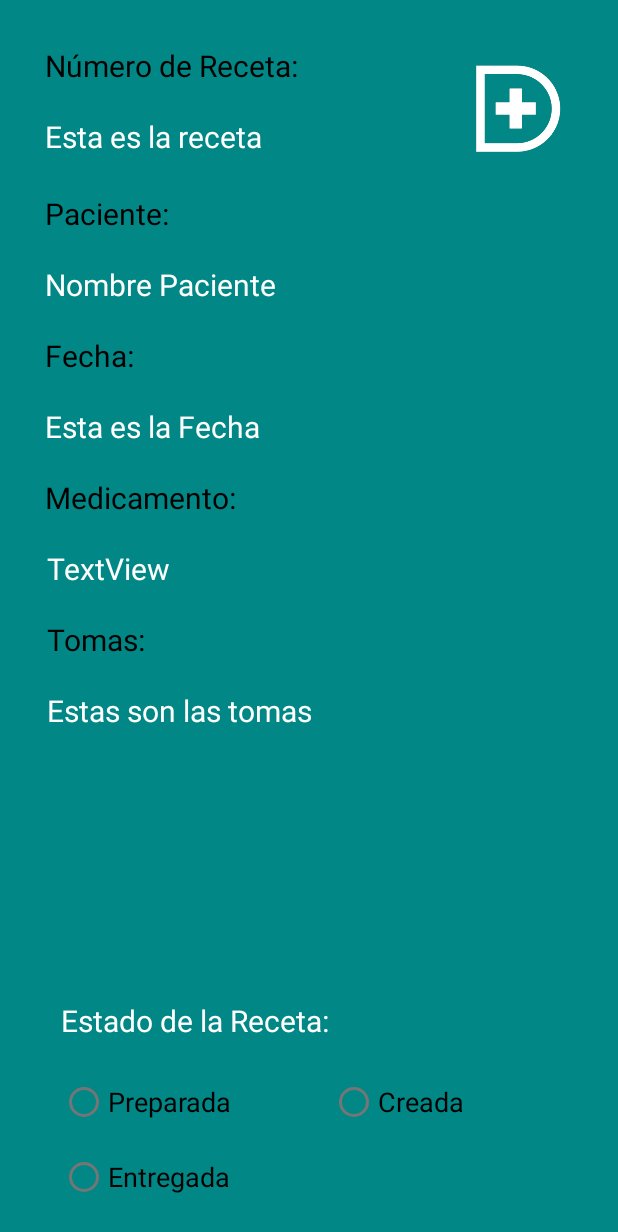
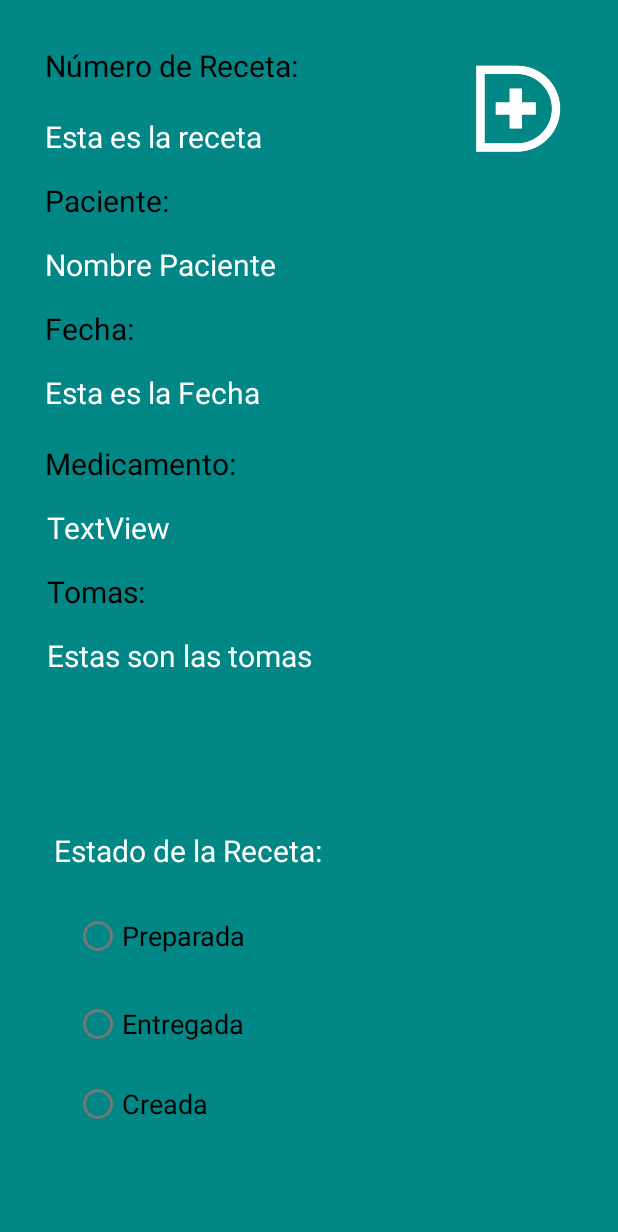
Before and after one commit to ProJoseanvi/DoctorPlusApp, an Android app: the ResultsSearchOtherUsers screen opened directly, with no data from a screen before it, on a phone screen of 412 x 824 dp. Shown: the top 1232 px of the screen. Run offline under Robolectric (Android 15) with nearby library versions, the phone set to English and light mode, and no system bars; 1 statement that could not run was skipped.

Commit message:
Ficheros modificados hasta ahora

```diff
--- a/app/src/main/java/com/example/doctorplus/userInterface/MedicUser.java
+++ b/app/src/main/java/com/example/doctorplus/userInterface/MedicUser.java
@@ -17,7 +17,10 @@ import com.example.doctorplus.common.SharedPreferencesManager;
 
 import java.util.Objects;
 
+
+
 public class MedicUser extends AppCompatActivity implements View.OnClickListener {
+
 
     @Override
     protected void onCreate(Bundle savedInstanceState) {
@@ -38,6 +41,8 @@ public class MedicUser extends AppCompatActivity implements View.OnClickListener
 
         Button buttonBuscarReceta = findViewById(R.id.buttonBuscarReceta);
         buttonBuscarReceta.setOnClickListener(this);
+
+
     }
 
 
--- a/app/src/main/java/com/example/doctorplus/userInterface/ResultsSearchMedic.java
+++ b/app/src/main/java/com/example/doctorplus/userInterface/ResultsSearchMedic.java
@@ -44,6 +44,7 @@ public class ResultsSearchMedic extends AppCompatActivity implements View.OnClic
     TextView tvDate;
     TextView tvMeds;
     TextView tvNumberTomas;
+
     private FloatValueHolder allRecipes;
     Button btnDelReceta;
 
@@ -67,8 +68,8 @@ public class ResultsSearchMedic extends AppCompatActivity implements View.OnClic
         tvNumberTomas = findViewById(R.id.textViewNumberTomas);
         //ImageView ivLogoReverse = findViewById(R.id.imageViewLogoReverse);
         btnDelReceta = findViewById(R.id.buttonDelReceta);
+
         retrofitInit();
-
         getRecipeInfo();
 
         btnDelReceta.setOnClickListener(this::onClick);
--- a/app/src/main/java/com/example/doctorplus/userInterface/ResultsSearchOtherUsers.java
+++ b/app/src/main/java/com/example/doctorplus/userInterface/ResultsSearchOtherUsers.java
@@ -9,6 +9,8 @@ import android.content.Intent;
 import android.os.Bundle;
 import android.view.View;
 import android.widget.ImageView;
+import android.widget.RadioButton;
+import android.widget.RadioGroup;
 import android.widget.TextView;
 import android.widget.Toast;
 
@@ -37,14 +39,15 @@ public class ResultsSearchOtherUsers extends AppCompatActivity {
     TextView tvMeds;
     TextView tvNumberTomas;
 
+    RadioGroup rgEstado;
+
+    RadioButton rbPreparada,rbEntregada,rbCreada;
+    private boolean rbEntregadaPressed;
+
     private void retrofitInit() {
         doctorPlusClient = DoctorPlusClient.getInstance();
         doctorPlusAuthServices = doctorPlusClient.getDoctorPlusIdRecipeRequest();
     }
-
-    private ImageView ivPantallaAnterior;
-
-
 
     @Override
     protected void onCreate(Bundle savedInstanceState) {
@@ -58,17 +61,19 @@ public class ResultsSearchOtherUsers extends AppCompatActivity {
         tvDate = findViewById(R.id.textViewFecha3);
         tvMeds = findViewById(R.id.textViewMed);
         tvNumberTomas = findViewById(R.id.textViewTomas2);
-        ImageView  ivPantallaAnterior = findViewById(R.id.imageViewLogoReverse2);
+        rbPreparada = findViewById(R.id.radioButtonPreparada);
+        rbEntregada = findViewById(R.id.radioButtonEntregada);
+        rbCreada = findViewById(R.id.radioButtonCreada);
+        rgEstado = findViewById(R.id.radioGroupEstado);
+
+        findViews();
         retrofitInit();
-
         getRecipeInfo();
 
-        ivPantallaAnterior = findViewById(R.id.imageViewLogoReverse2);
 
-        findViews();
+        ImageView ivPantallaAnterior = findViewById(R.id.imageViewLogoReverse2);
 
         ivPantallaAnterior.setOnClickListener(this::onClick);
-
 
         ImageView imageViewLogoCreate = findViewById(R.id.imageViewLogoReverse2);
         imageViewLogoCreate.setOnClickListener(v -> {
@@ -76,15 +81,25 @@ public class ResultsSearchOtherUsers extends AppCompatActivity {
             startActivity(intent);
         });
 
+        RadioGroup radioGroup = findViewById(R.id.radioGroupEstado);
+
+        radioGroup.setOnCheckedChangeListener((group, checkedId) -> {
+            rbCreada.setEnabled(checkedId != R.id.radioButtonCreada);
+            rbPreparada.setEnabled(checkedId != R.id.radioButtonPreparada);
+            rbEntregada.setEnabled(checkedId != R.id.radioButtonCreada);
+        });
+
+    }
+
+
+
+    private void onClick(View view) {
     }
 
     private void findViews() {
 
     }
 
-    private void onClick(View view) {
-
-    }
 
     private void getRecipeInfo() {
         String recipeIdSelected = SharedPreferencesManager.getSomeStringValue(RECIPE_ID);
@@ -119,5 +134,6 @@ public class ResultsSearchOtherUsers extends AppCompatActivity {
         });
 
 
-        }
     }
+
+    }
--- a/app/src/main/java/com/example/doctorplus/userInterface/Search.java
+++ b/app/src/main/java/com/example/doctorplus/userInterface/Search.java
@@ -93,8 +93,15 @@ public class Search extends AppCompatActivity implements View.OnClickListener {
 
         ImageView imageViewLogoRewind = findViewById(R.id.imageViewLogoRewind);
         imageViewLogoRewind.setOnClickListener(v -> {
-            Intent intent = new Intent(Search.this, MedicUser.class);
+            Intent intent;
+            String role =  SharedPreferencesManager.getSomeStringValue(Constantes.USER_ROLE);
+            if(ROLE_MEDIC.equals(role)) {
+                intent = new Intent(this, MedicUser.class);
+            }else{// if(ROLE_OTHERS.equals(role))
+                intent = new Intent(this, OtherUsers.class);
+            }
             startActivity(intent);
+            finish();
         });
 
 
--- a/app/src/main/res/layout/medic_user.xml
+++ b/app/src/main/res/layout/medic_user.xml
@@ -54,7 +54,7 @@
         tools:ignore="VisualLintButtonSize" />
 
     <ImageView
-        android:id="@+id/imageView"
+        android:id="@+id/imageViewBigLogo"
         android:layout_width="259dp"
         android:layout_height="115dp"
         android:layout_marginTop="20dp"
--- a/app/src/main/res/layout/results_search_other_users.xml
+++ b/app/src/main/res/layout/results_search_other_users.xml
@@ -53,7 +53,7 @@
         android:id="@+id/textViewPaciente2"
         android:layout_width="wrap_content"
         android:layout_height="wrap_content"
-        android:layout_marginTop="24dp"
+        android:layout_marginTop="15dp"
         android:text="@string/TextViewPaciente4"
         android:textColor="@color/black"
         android:textSize="20sp"
@@ -66,7 +66,7 @@
         android:id="@+id/textViewNombrePaciente"
         android:layout_width="wrap_content"
         android:layout_height="wrap_content"
-        android:layout_marginTop="20dp"
+        android:layout_marginTop="15dp"
         android:text="@string/TextViewNombrePaciente"
         android:textColor="@color/white"
         android:textSize="20sp"
@@ -79,7 +79,7 @@
         android:id="@+id/textViewFecha2"
         android:layout_width="wrap_content"
         android:layout_height="wrap_content"
-        android:layout_marginTop="20dp"
+        android:layout_marginTop="15dp"
         android:text="@string/TextViewFecha2"
         android:textColor="@color/design_default_color_on_secondary"
         android:textSize="20sp"
@@ -92,7 +92,7 @@
         android:id="@+id/textViewFecha3"
         android:layout_width="wrap_content"
         android:layout_height="wrap_content"
-        android:layout_marginTop="20dp"
+        android:layout_marginTop="15dp"
         android:text="@string/TextViewFecha3"
         android:textColor="@color/white"
         android:textSize="20sp"
@@ -118,7 +118,7 @@
         android:id="@+id/textViewMed"
         android:layout_width="wrap_content"
         android:layout_height="wrap_content"
-        android:layout_marginTop="20dp"
+        android:layout_marginTop="15dp"
         android:text="TextView"
         android:textColor="@color/white"
         android:textSize="20sp"
@@ -132,7 +132,7 @@
         android:id="@+id/textViewTomas"
         android:layout_width="wrap_content"
         android:layout_height="wrap_content"
-        android:layout_marginTop="20dp"
+        android:layout_marginTop="15dp"
         android:text="@string/TextViewTomas2"
         android:textColor="@color/black"
         android:textSize="20sp"
@@ -145,7 +145,7 @@
         android:id="@+id/textViewTomas2"
         android:layout_width="wrap_content"
         android:layout_height="wrap_content"
-        android:layout_marginTop="20dp"
+        android:layout_marginTop="15dp"
         android:text="@string/TextViewTomas3"
         android:textColor="@color/white"
         android:textSize="20sp"
@@ -158,56 +158,75 @@
         android:id="@+id/textViewEstado"
         android:layout_width="wrap_content"
         android:layout_height="wrap_content"
-        android:layout_marginBottom="130dp"
+        android:layout_marginTop="310dp"
         android:text="@string/EstadoReceta2"
         android:textColor="@color/design_default_color_surface"
         android:textSize="20sp"
         app:layout_constraintBottom_toBottomOf="parent"
         app:layout_constraintEnd_toEndOf="parent"
-        app:layout_constraintHorizontal_bias="0.174"
+        app:layout_constraintHorizontal_bias="0.155"
+        app:layout_constraintStart_toStartOf="parent"
+        app:layout_constraintTop_toTopOf="parent" />
+
+    <RadioGroup
+        android:id="@+id/radioGroupEstado"
+        android:layout_width="385dp"
+        android:layout_height="160dp"
+        android:layout_marginStart="40dp"
+        android:layout_marginTop="545dp"
+        android:layout_marginEnd="220dp"
+        android:layout_marginBottom="10dp"
+        android:orientation="vertical"
+        app:layout_constraintBottom_toBottomOf="parent"
+        app:layout_constraintEnd_toEndOf="parent"
+        app:layout_constraintHorizontal_bias="0.089"
+        app:layout_constraintStart_toStartOf="parent"
+        app:layout_constraintTop_toTopOf="parent">
+
+
+        <RadioButton
+            android:id="@+id/radioButtonPreparada"
+            android:layout_width="160dp"
+            android:layout_height="48dp"
+            android:layout_marginStart="30dp"
+            android:layout_marginEnd="190dp"
+            android:layout_marginBottom="5dp"
+            android:text="@string/rbPrep"
+            android:textSize="18sp"
+            app:layout_constraintBottom_toTopOf="@+id/radioButtonEntregada"
+            app:layout_constraintEnd_toEndOf="parent"
             app:layout_constraintStart_toStartOf="parent" />
 
         <RadioButton
-        android:id="@+id/radioButtonPreparada"
-        android:layout_width="0dp"
-        android:layout_height="wrap_content"
-        android:layout_marginStart="40dp"
-        android:layout_marginEnd="220dp"
-        android:layout_marginBottom="65dp"
-        android:text="@string/rbPrep"
-        android:textSize="18sp"
-        app:layout_constraintBottom_toBottomOf="parent"
-        app:layout_constraintEnd_toEndOf="parent"
-        app:layout_constraintHorizontal_bias="0.0"
-        app:layout_constraintStart_toStartOf="parent"
-        tools:ignore="VisualLintButtonSize,VisualLintOverlap" />
-
-    <RadioButton
             android:id="@+id/radioButtonEntregada"
-        android:layout_width="0dp"
-        android:layout_height="wrap_content"
-        android:layout_marginStart="40dp"
-        android:layout_marginEnd="220dp"
-        android:layout_marginBottom="15dp"
+            android:layout_width="160dp"
+            android:layout_height="48dp"
+            android:layout_marginStart="30dp"
+            android:layout_marginTop="5dp"
+            android:layout_marginEnd="190dp"
             android:text="@string/rbEntregada"
             android:textSize="18sp"
-        app:layout_constraintBottom_toBottomOf="parent"
             app:layout_constraintEnd_toEndOf="parent"
             app:layout_constraintStart_toStartOf="parent"
-        tools:ignore="VisualLintButtonSize" />
+            app:layout_constraintTop_toBottomOf="@+id/radioButtonPreparada" />
 
         <RadioButton
             android:id="@+id/radioButtonCreada"
-        android:layout_width="0dp"
-        android:layout_height="wrap_content"
-        android:layout_marginStart="220dp"
-        android:layout_marginEnd="60dp"
-        android:layout_marginBottom="65dp"
+            android:layout_width="160dp"
+            android:layout_height="48dp"
+            android:layout_marginStart="30dp"
+            android:layout_marginTop="5dp"
+            android:layout_marginEnd="190dp"
+            android:layout_marginBottom="20dp"
             android:text="@string/rbCreada"
             android:textSize="18sp"
             app:layout_constraintBottom_toBottomOf="parent"
             app:layout_constraintEnd_toEndOf="parent"
             app:layout_constraintStart_toStartOf="parent"
-        tools:ignore="VisualLintButtonSize" />
+            app:layout_constraintTop_toBottomOf="@+id/radioButtonEntregada" />
+
+
+    </RadioGroup>
+
 
 </androidx.constraintlayout.widget.ConstraintLayout>
```
Lines whose indentation alone changed are shown as unchanged.
